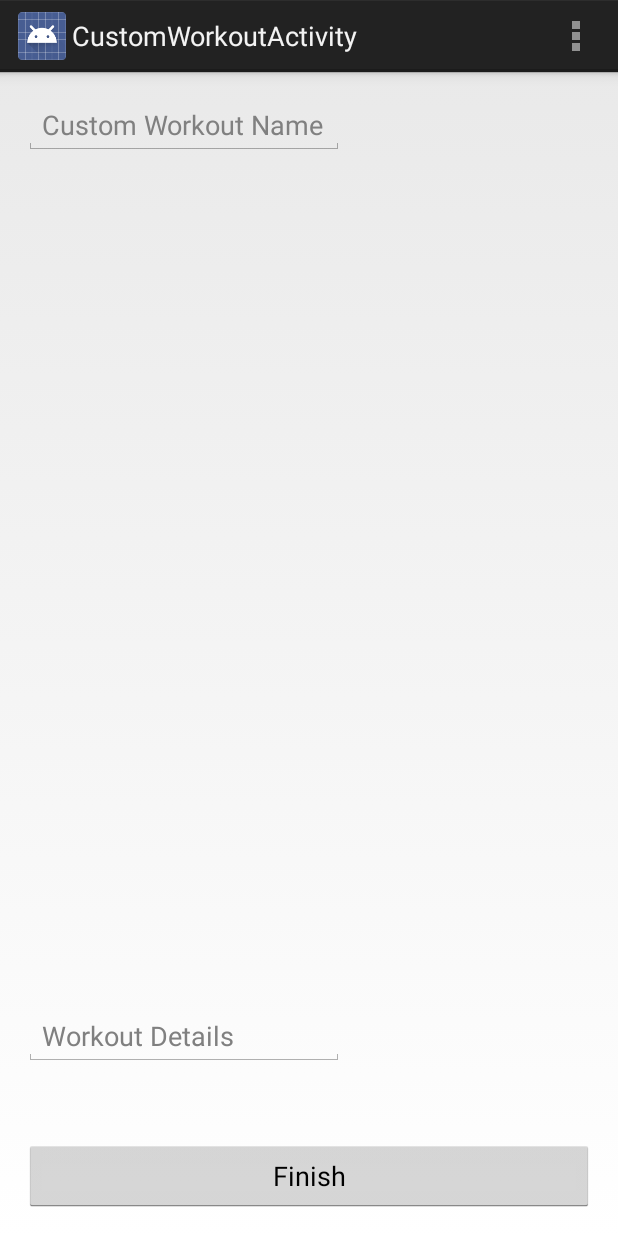
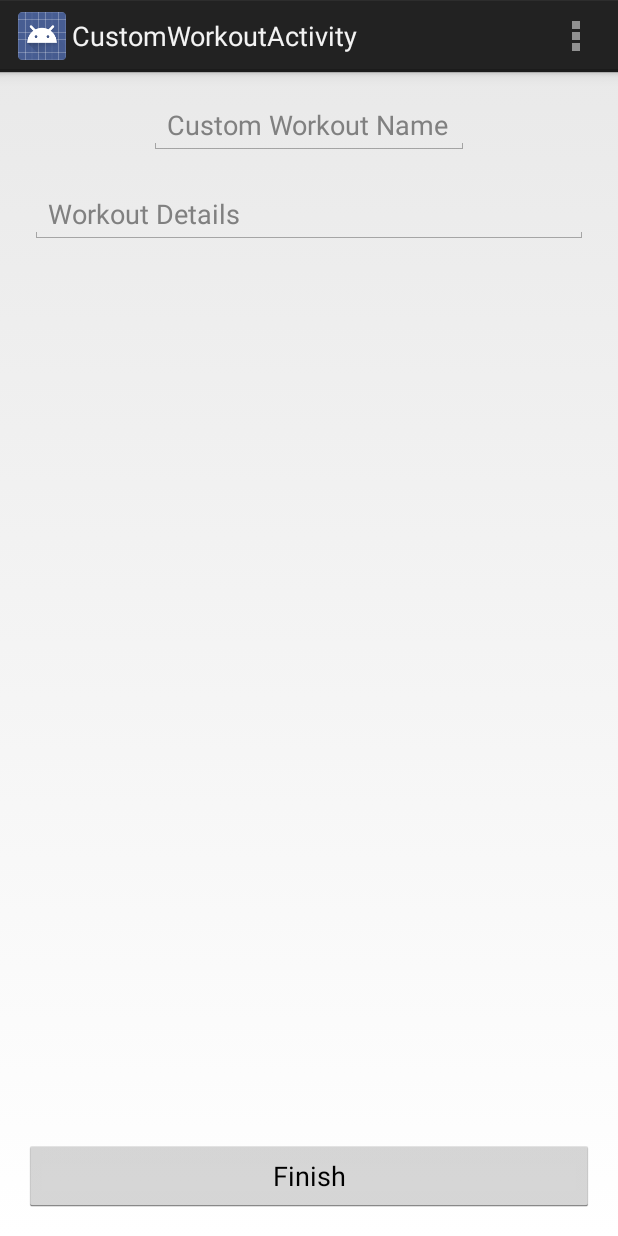
Before and after one commit to Beakar/SwoleMate, an Android app: the CustomWorkoutActivity screen opened directly, with no data from a screen before it, on a phone screen of 412 x 824 dp. Run offline under Robolectric (Android 15) with nearby library versions, the phone set to English and light mode, and no system bars.

Commit message:
Fixed background color on main page and fixed custom workout layout

```diff
--- a/app/src/main/res/layout/custom_workout.xml
+++ b/app/src/main/res/layout/custom_workout.xml
@@ -1,16 +1,14 @@
 <?xml version="1.0" encoding="utf-8"?>
-<RelativeLayout xmlns:android="http://schemas.android.com/apk/res/android"
+<LinearLayout xmlns:android="http://schemas.android.com/apk/res/android"
     android:layout_width="match_parent"
-    android:layout_height="match_parent" >
+    android:layout_height="match_parent"
+    android:orientation="vertical">
 
     <EditText
         android:id="@+id/editText1"
         android:layout_width="wrap_content"
         android:layout_height="wrap_content"
-        android:layout_alignParentLeft="true"
-        android:layout_alignParentTop="true"
-        android:layout_marginLeft="@dimen/activity_horizontal_margin"
-        android:layout_marginRight="@dimen/activity_horizontal_margin"
+        android:layout_gravity="center_horizontal"
         android:layout_marginTop="@dimen/activity_vertical_margin"
         android:ems="10"
         android:hint="Custom Workout Name" >
@@ -20,23 +18,31 @@
 
     <EditText
         android:id="@+id/editText2"
-        android:layout_width="wrap_content"
+        android:layout_width="match_parent"
         android:layout_height="wrap_content"
-        android:layout_alignLeft="@+id/editText1"
-        android:layout_alignParentBottom="true"
-        android:layout_marginBottom="113dp"
+        android:layout_marginLeft="20dp"
+        android:layout_marginRight="20dp"
+        android:layout_marginTop="20dp"
+        android:inputType="textLongMessage"
         android:ems="10"
         android:hint="Workout Details" />
-
-    <Button
-        android:id="@+id/button1"
+    <RelativeLayout
         android:layout_width="match_parent"
         android:layout_height="wrap_content"
-        android:layout_alignParentBottom="true"
-        android:layout_centerHorizontal="true"
-        android:layout_marginBottom="@dimen/activity_vertical_margin"
-        android:layout_marginLeft="@dimen/activity_horizontal_margin"
-        android:layout_marginRight="@dimen/activity_horizontal_margin"
-        android:text="@string/finish" />
+        android:layout_marginBottom="@dimen/activity_vertical_margin">
 
-</RelativeLayout>
+        <Button
+            android:id="@+id/button1"
+            android:layout_width="match_parent"
+            android:layout_height="wrap_content"
+
+            android:layout_marginLeft="@dimen/activity_horizontal_margin"
+            android:layout_marginRight="@dimen/activity_horizontal_margin"
+            android:text="@string/finish"
+            android:layout_gravity="bottom"
+            android:layout_alignParentBottom="true"/>
+    </RelativeLayout>
+
+
+
+</LinearLayout>
--- a/app/src/main/res/values/colors.xml
+++ b/app/src/main/res/values/colors.xml
@@ -1,6 +1,6 @@
 <?xml version="1.0" encoding="utf-8"?>
 <resources>
-    <color name="app_background">#555555</color>
+    <color name="app_background">#FFFFFF</color>
     <color name="black">#000000</color>
     <color name="list_border_color">#555555</color>
     <color name="list_background">#555555</color>
```
Also changed, not shown: 1 other file.
